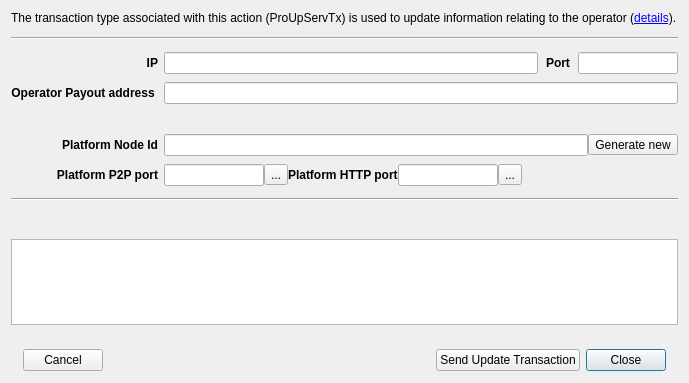
Above: src/ui/ui_upd_mn_service_dlg.ui from Bertrand256/dash-masternode-tool before the change. Below: the same form after it.
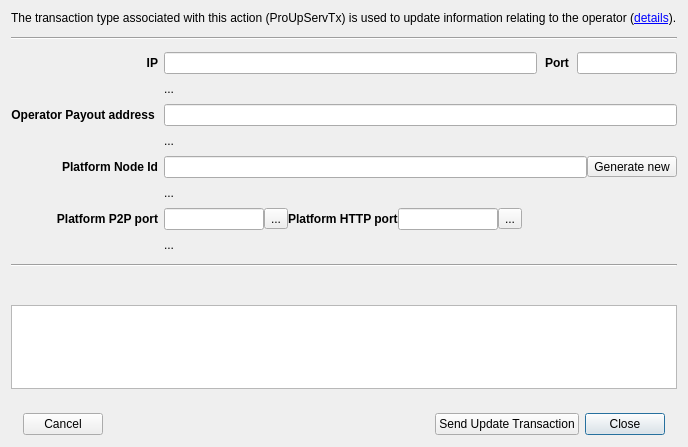
That is the form after the change.

Commit message: Support for entering ed25519 private key related to a masternode platform node id.

Patch:
```diff
--- a/src/ui/ui_upd_mn_service_dlg.ui
+++ b/src/ui/ui_upd_mn_service_dlg.ui
@@ -6,8 +6,8 @@
    <rect>
     <x>0</x>
     <y>0</y>
-    <width>689</width>
-    <height>383</height>
+    <width>688</width>
+    <height>447</height>
    </rect>
   </property>
   <property name="sizePolicy">
@@ -67,7 +67,7 @@
         <verstretch>0</verstretch>
        </sizepolicy>
       </property>
-      <layout class="QGridLayout" name="gridLayout" rowstretch="0,0,0,0,0,0,0">
+      <layout class="QGridLayout" name="gridLayout" rowstretch="0,0,0,0,0,0,0,0,0">
        <property name="sizeConstraint">
         <enum>QLayout::SetMinimumSize</enum>
        </property>
@@ -86,6 +86,13 @@
        <property name="verticalSpacing">
         <number>8</number>
        </property>
+       <item row="2" column="1">
+        <widget class="QLabel" name="lblIPMsg">
+         <property name="text">
+          <string>...</string>
+         </property>
+        </widget>
+       </item>
        <item row="1" column="0">
         <widget class="QLabel" name="lblIP">
          <property name="font">
@@ -102,13 +109,13 @@
          </property>
         </widget>
        </item>
-       <item row="1" column="1">
-        <layout class="QHBoxLayout" name="layPayoutAddress">
+       <item row="3" column="1">
+        <layout class="QHBoxLayout" name="layOperatorPayout">
          <property name="spacing">
           <number>8</number>
          </property>
          <item>
-          <widget class="QLineEdit" name="edtIP">
+          <widget class="QLineEdit" name="edtOperatorPayoutAddress">
            <property name="placeholderText">
             <string/>
            </property>
@@ -117,72 +124,9 @@
            </property>
           </widget>
          </item>
-         <item>
-          <widget class="QLabel" name="label_2">
-           <property name="font">
-            <font>
-             <weight>75</weight>
-             <bold>true</bold>
-            </font>
-           </property>
-           <property name="text">
-            <string>Port</string>
-           </property>
-          </widget>
-         </item>
-         <item>
-          <widget class="QLineEdit" name="edtPort">
-           <property name="maximumSize">
-            <size>
-             <width>100</width>
-             <height>16777215</height>
-            </size>
-           </property>
-           <property name="clearButtonEnabled">
-            <bool>true</bool>
-           </property>
-          </widget>
-         </item>
         </layout>
        </item>
-       <item row="5" column="0">
-        <widget class="QLabel" name="lblPlatformP2PPort">
-         <property name="font">
-          <font>
-           <weight>75</weight>
-           <bold>true</bold>
-          </font>
-         </property>
-         <property name="text">
-          <string>Platform P2P port</string>
-         </property>
-         <property name="alignment">
-          <set>Qt::AlignRight|Qt::AlignTrailing|Qt::AlignVCenter</set>
-         </property>
-        </widget>
-       </item>
-       <item row="4" column="1">
-        <layout class="QHBoxLayout" name="horizontalLayout_2">
-         <item>
-          <widget class="QLineEdit" name="edtPlatformNodeId">
-           <property name="clearButtonEnabled">
-            <bool>true</bool>
-           </property>
-          </widget>
-         </item>
-         <item>
-          <widget class="QToolButton" name="btnGeneratePlatformId">
-           <property name="toolTip">
-            <string>Generate a new Platform Node ID with the associated ed25519 private key</string>
-           </property>
-           <property name="text">
-            <string>Generate new</string>
-           </property>
-          </widget>
-         </item>
-        </layout>
-       </item>
-       <item row="5" column="1">
+       <item row="7" column="1">
         <layout class="QHBoxLayout" name="horizontalLayout_3">
          <item>
           <widget class="QLineEdit" name="edtPlatformP2PPort">
@@ -258,7 +202,94 @@
          </item>
         </layout>
        </item>
-       <item row="2" column="0">
+       <item row="7" column="0">
+        <widget class="QLabel" name="lblPlatformP2PPort">
+         <property name="font">
+          <font>
+           <weight>75</weight>
+           <bold>true</bold>
+          </font>
+         </property>
+         <property name="text">
+          <string>Platform P2P port</string>
+         </property>
+         <property name="alignment">
+          <set>Qt::AlignRight|Qt::AlignTrailing|Qt::AlignVCenter</set>
+         </property>
+        </widget>
+       </item>
+       <item row="6" column="1">
+        <widget class="QLabel" name="lblPlatformNodeKeyMsg">
+         <property name="text">
+          <string>...</string>
+         </property>
+        </widget>
+       </item>
+       <item row="1" column="1">
+        <layout class="QHBoxLayout" name="layPayoutAddress">
+         <property name="spacing">
+          <number>8</number>
+         </property>
+         <item>
+          <widget class="QLineEdit" name="edtIP">
+           <property name="placeholderText">
+            <string/>
+           </property>
+           <property name="clearButtonEnabled">
+            <bool>true</bool>
+           </property>
+          </widget>
+         </item>
+         <item>
+          <widget class="QLabel" name="label_2">
+           <property name="font">
+            <font>
+             <weight>75</weight>
+             <bold>true</bold>
+            </font>
+           </property>
+           <property name="text">
+            <string>Port</string>
+           </property>
+          </widget>
+         </item>
+         <item>
+          <widget class="QLineEdit" name="edtPort">
+           <property name="maximumSize">
+            <size>
+             <width>100</width>
+             <height>16777215</height>
+            </size>
+           </property>
+           <property name="clearButtonEnabled">
+            <bool>true</bool>
+           </property>
+          </widget>
+         </item>
+        </layout>
+       </item>
+       <item row="5" column="1">
+        <layout class="QHBoxLayout" name="horizontalLayout_2">
+         <item>
+          <widget class="QLineEdit" name="edtPlatformNodeKey">
+           <property name="clearButtonEnabled">
+            <bool>true</bool>
+           </property>
+          </widget>
+         </item>
+         <item>
+          <widget class="QToolButton" name="btnGeneratePlatformNodeKey">
+           <property name="toolTip">
+            <string>Generate a new Platform Node ID with the associated ed25519 private key</string>
+           </property>
+           <property name="text">
+            <string>Generate new</string>
+           </property>
+          </widget>
+         </item>
+        </layout>
+       </item>
+       <item row="3" column="0">
         <widget class="QLabel" name="lblOperatorPayout">
          <property name="text">
           <string>&lt;b&gt;Operator Payout address&lt;/b&gt; </string>
@@ -268,25 +299,8 @@
          </property>
         </widget>
        </item>
-       <item row="2" column="1">
-        <layout class="QHBoxLayout" name="layOperatorPayout">
-         <property name="spacing">
-          <number>8</number>
-         </property>
-         <item>
-          <widget class="QLineEdit" name="edtOperatorPayoutAddress">
-           <property name="placeholderText">
-            <string/>
-           </property>
-           <property name="clearButtonEnabled">
-            <bool>true</bool>
-           </property>
-          </widget>
-         </item>
-        </layout>
-       </item>
-       <item row="4" column="0">
-        <widget class="QLabel" name="lblPlatformNodeId">
+       <item row="5" column="0">
+        <widget class="QLabel" name="lblPlatformNodeKey">
          <property name="font">
           <font>
            <weight>75</weight>
@@ -301,7 +315,7 @@
          </property>
         </widget>
        </item>
-       <item row="3" column="1">
+       <item row="4" column="1">
         <widget class="QLabel" name="lblOperatorPayoutMsg">
          <property name="sizePolicy">
           <sizepolicy hsizetype="Ignored" vsizetype="Preferred">
@@ -310,7 +324,7 @@
           </sizepolicy>
          </property>
          <property name="text">
-          <string/>
+          <string>...</string>
          </property>
          <property name="wordWrap">
           <bool>true</bool>
@@ -323,6 +337,13 @@
          </property>
         </widget>
        </item>
+       <item row="8" column="1">
+        <widget class="QLabel" name="lblPlatformPortsMsg">
+         <property name="text">
+          <string>...</string>
+         </property>
+        </widget>
+       </item>
       </layout>
      </widget>
     </widget>
```
The commit also changes 10 other files.
